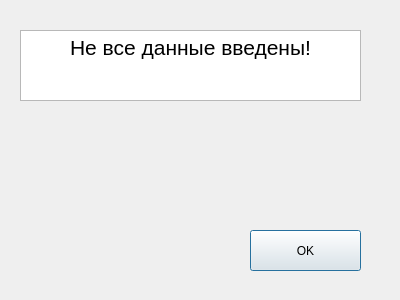
The window that warningadding.ui (EgorovaAnna/gpbla) describes before a commit, drawn with Qt 5.
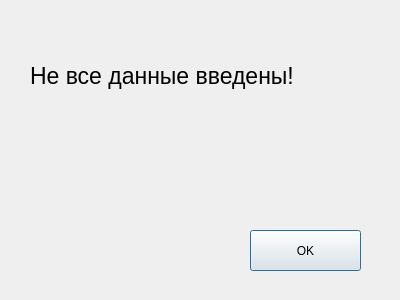
The same window after the commit.

Diff of the .ui file:
```diff
--- a/warningadding.ui
+++ b/warningadding.ui
@@ -26,21 +26,24 @@
     <string>OK</string>
    </property>
   </widget>
-  <widget class="QTextBrowser" name="textBrowser">
+  <widget class="QLabel" name="label">
    <property name="geometry">
     <rect>
-     <x>20</x>
-     <y>30</y>
-     <width>341</width>
+     <x>30</x>
+     <y>40</y>
+     <width>331</width>
      <height>71</height>
     </rect>
    </property>
-   <property name="html">
-    <string>&lt;!DOCTYPE HTML PUBLIC &quot;-//W3C//DTD HTML 4.0//EN&quot; &quot;http://www.w3.org/TR/REC-html40/strict.dtd&quot;&gt;
-&lt;html&gt;&lt;head&gt;&lt;meta name=&quot;qrichtext&quot; content=&quot;1&quot; /&gt;&lt;style type=&quot;text/css&quot;&gt;
-p, li { white-space: pre-wrap; }
-&lt;/style&gt;&lt;/head&gt;&lt;body style=&quot; font-family:'Ubuntu'; font-size:11pt; font-weight:400; font-style:normal;&quot;&gt;
-&lt;p align=&quot;center&quot; style=&quot; margin-top:0px; margin-bottom:0px; margin-left:0px; margin-right:0px; -qt-block-indent:0; text-indent:0px;&quot;&gt;&lt;span style=&quot; font-size:16pt;&quot;&gt;Не все данные введены!&lt;/span&gt;&lt;/p&gt;&lt;/body&gt;&lt;/html&gt;</string>
+   <property name="font">
+    <font>
+     <pointsize>17</pointsize>
+     <weight>50</weight>
+     <bold>false</bold>
+    </font>
+   </property>
+   <property name="text">
+    <string>Не все данные введены!</string>
    </property>
   </widget>
  </widget>
```
